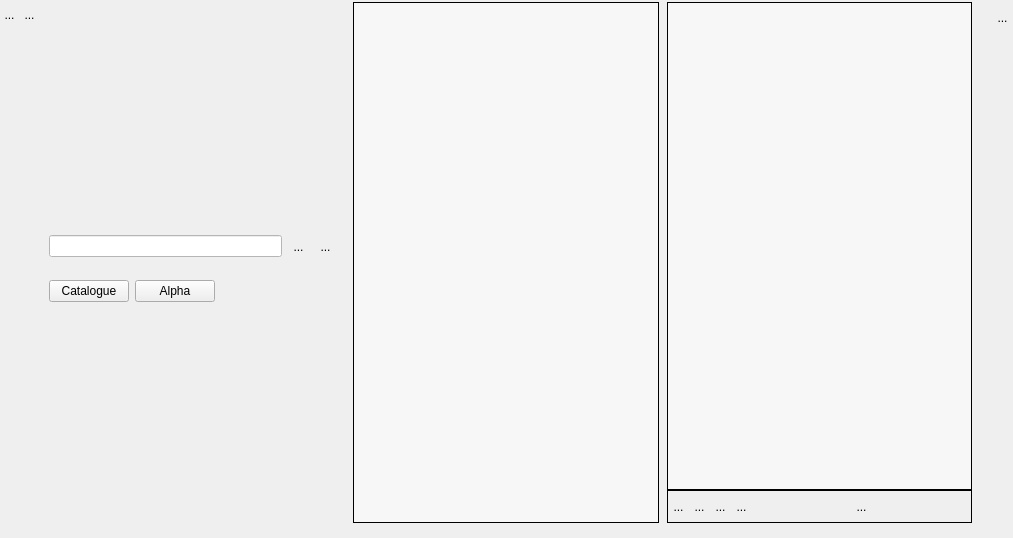
SalomePlatform/eficas_tools, file UiQT5/desWidgetPlusieursIntoOrdonne.ui: the form before one commit.
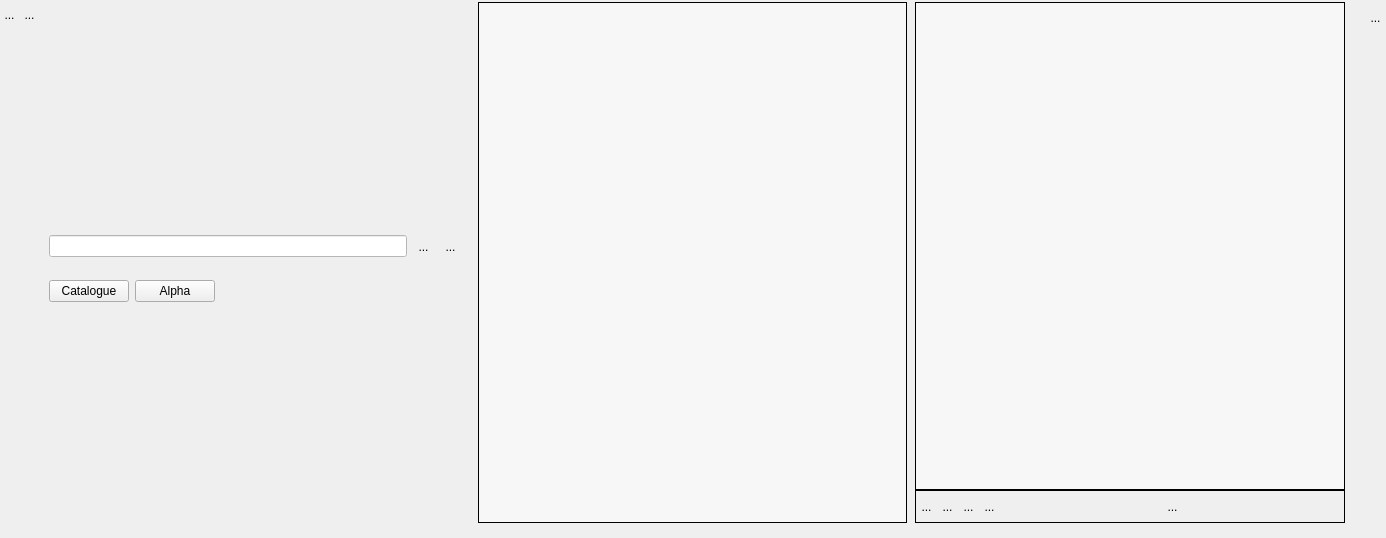
The form after the commit. Icons and pictures are not drawn. Custom widgets are drawn as their Qt base class.

Diff of the .ui file:
```diff
--- a/UiQT5/desWidgetPlusieursIntoOrdonne.ui
+++ b/UiQT5/desWidgetPlusieursIntoOrdonne.ui
@@ -6,7 +6,7 @@
    <rect>
     <x>0</x>
     <y>0</y>
-    <width>1013</width>
+    <width>1386</width>
     <height>538</height>
    </rect>
   </property>
@@ -423,7 +423,7 @@
        <rect>
         <x>0</x>
         <y>0</y>
-        <width>300</width>
+        <width>425</width>
         <height>519</height>
        </rect>
       </property>
@@ -520,7 +520,7 @@
            <rect>
             <x>0</x>
             <y>0</y>
-            <width>297</width>
+            <width>421</width>
             <height>474</height>
            </rect>
           </property>
```
Left out of the diff: 14 changed lines with no effect on the pictures.
